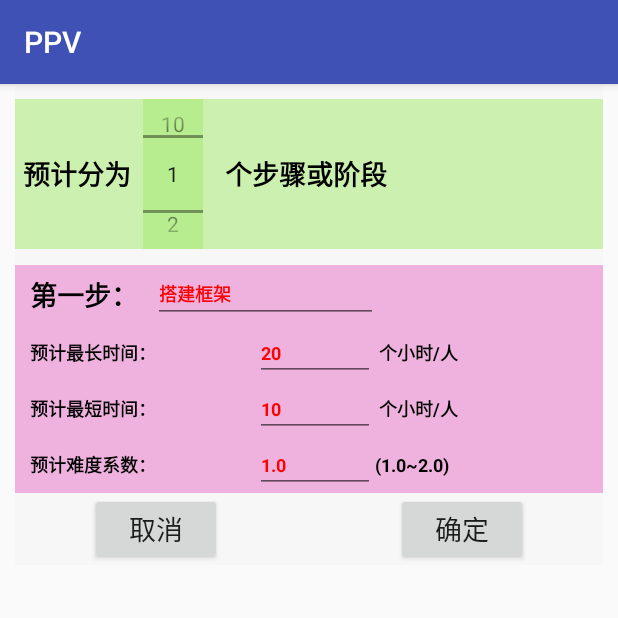
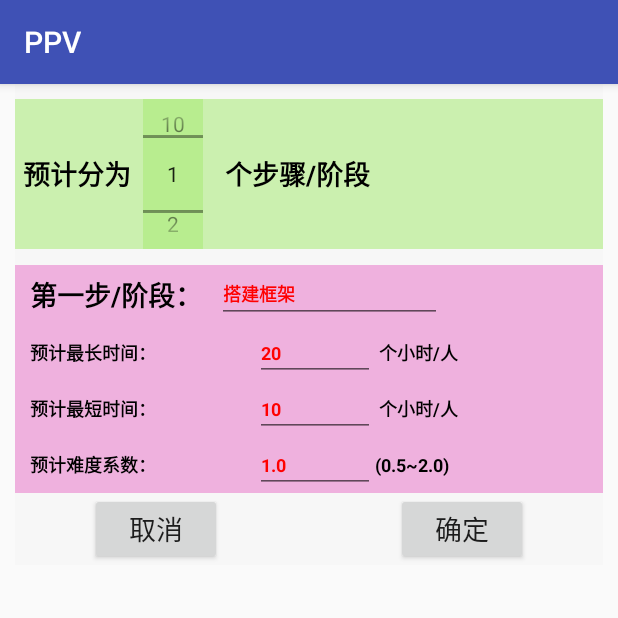
Before and after one commit to zst96226/PPVPorject, an Android app: the EstimateValueActivity screen opened directly, with no data from a screen before it, on a phone screen of 412 x 824 dp, the top half of it. Run offline under Robolectric (Android 15) with nearby library versions, the phone set to English and light mode, and no system bars.

Commit message:
10:00 2017/2/7 by yhp

```diff
--- a/app/src/main/java/com/example/beyondsys/ppv/activity/OneSelfView.java
+++ b/app/src/main/java/com/example/beyondsys/ppv/activity/OneSelfView.java
@@ -6,6 +6,7 @@ import android.content.Intent;
 import android.os.Bundle;
 import android.support.v4.app.Fragment;
 import android.text.Layout;
+import android.util.Log;
 import android.view.Gravity;
 import android.view.LayoutInflater;
 import android.view.View;
@@ -15,11 +16,17 @@ import android.widget.ImageView;
 import android.widget.LinearLayout;
 import android.widget.ListView;
 import android.widget.RelativeLayout;
+import android.widget.SimpleAdapter;
 import android.widget.Toast;
 
 import com.example.beyondsys.ppv.R;
 import com.example.beyondsys.ppv.tools.CustomDialog;
 import com.example.beyondsys.ppv.tools.ValidaService;
+
+import java.util.ArrayList;
+import java.util.HashMap;
+import java.util.List;
+import java.util.Map;
 
 /**
  * Created by zhsht on 2017/1/13.个人信息界面
@@ -82,7 +89,7 @@ private LinearLayout personInfoLayout;
             public void onClick(View v) {
                 if (child_list.getVisibility() == View.GONE) {
                     child_list.setVisibility(View.VISIBLE);
-                   // SetList();
+                    setList();
                     show_team.setImageResource(R.drawable.arrow_up_float);
                 } else {
                     child_list.setVisibility(View.GONE);
@@ -92,6 +99,29 @@ private LinearLayout personInfoLayout;
         });
     }
 
+    private  void setList()
+    {
+        SimpleAdapter adapter=new SimpleAdapter(getActivity(),getData(),R.layout.teamliststyle,
+                new String[]{"teamName","teamLevel"},new int []{R.id.TeamName_tex,R.id.TeamLevel_tex});
+        child_list.setAdapter(adapter);
+    }
+    private List<Map<String, Object>> getData() {
+        List<Map<String, Object>> list = new ArrayList<Map<String, Object>>();
+        Map<String, Object> map = new HashMap<String, Object>();
+
+        map.put("teamName", "杉石科技");
+        map.put("teamLevel", "员工");
+        list.add(map);
+        map=new HashMap<String,Object>();
+        map.put("teamName", "杉石科技");
+        map.put("teamLevel", "经理");
+        list.add(map);
+        map=new HashMap<String,Object>();
+        map.put("teamName", "杉石科技");
+        map.put("teamLevel", "项目总监");
+        list.add(map);
+    return  list;
+    }
     @Override
     public void onActivityCreated(Bundle savedInstanceState) {
         // TODO Auto-generated method stub
--- a/app/src/main/res/layout/activity_estimate_value.xml
+++ b/app/src/main/res/layout/activity_estimate_value.xml
@@ -36,7 +36,7 @@
             android:layout_height="wrap_content"
             android:layout_marginRight="5sp"
             android:layout_marginLeft="5sp"
-            android:text="&#160;&#160;个步骤或阶段"
+            android:text="&#160;&#160;个步骤/阶段"
             android:gravity="center"
             android:layout_gravity="center_vertical"
             android:textSize="18sp"
@@ -66,7 +66,7 @@
                 <TextView
                     android:layout_width="wrap_content"
                     android:layout_height="wrap_content"
-                    android:text="第一步："
+                    android:text="第一步/阶段："
                     android:textColor="@color/mainFont"
                     android:textStyle="bold"
                     android:textSize="18sp"
@@ -103,6 +103,7 @@
                         android:layout_width="80sp"
                         android:layout_height="wrap_content"
                         android:text="20"
+                        android:inputType="numberDecimal"
                         android:digits="1234567890"
                         android:textColor="@color/tabColor"
                         android:textStyle="bold"
@@ -138,6 +139,7 @@
                         android:layout_width="80sp"
                         android:layout_height="wrap_content"
                         android:text="10"
+                        android:inputType="numberDecimal"
                         android:digits="1234567890"
                         android:textColor="@color/tabColor"
                         android:textStyle="bold"
@@ -183,7 +185,7 @@
                     <TextView
                         android:layout_width="100sp"
                         android:layout_height="wrap_content"
-                        android:text="(1.0~2.0)"
+                        android:text="(0.5~2.0)"
                         android:textColor="@color/mainFont"
                         android:textStyle="bold"
                         android:textSize="12sp"
@@ -206,7 +208,7 @@
                 <TextView
                     android:layout_width="match_parent"
                     android:layout_height="wrap_content"
-                    android:text="第二步："
+                    android:text="第二步/阶段："
                     android:textColor="@color/mainFont"
                     android:textStyle="bold"
                     android:textSize="18sp"
@@ -243,6 +245,8 @@
                         android:layout_width="80sp"
                         android:layout_height="wrap_content"
                         android:text="20"
+                        android:inputType="numberDecimal"
+                        android:digits="1234567890"
                         android:textColor="@color/tabColor"
                         android:textStyle="bold"
                         android:textSize="12sp"
@@ -277,6 +281,8 @@
                         android:layout_width="80sp"
                         android:layout_height="wrap_content"
                         android:text="10"
+                        android:inputType="numberDecimal"
+                        android:digits="1234567890"
                         android:textColor="@color/tabColor"
                         android:textStyle="bold"
                         android:textSize="12sp"
@@ -311,6 +317,8 @@
                         android:layout_width="80sp"
                         android:layout_height="wrap_content"
                         android:text="1.0"
+                        android:inputType="numberDecimal"
+                        android:digits="1234567890."
                         android:textColor="@color/tabColor"
                         android:textStyle="bold"
                         android:textSize="12sp"
@@ -319,7 +327,7 @@
                     <TextView
                         android:layout_width="100sp"
                         android:layout_height="wrap_content"
-                        android:text="(1.0~2.0)"
+                        android:text="(0.5~2.0)"
                         android:textColor="@color/mainFont"
                         android:textStyle="bold"
                         android:textSize="12sp"
@@ -342,7 +350,7 @@
                 <TextView
                     android:layout_width="match_parent"
                     android:layout_height="wrap_content"
-                    android:text="第三步："
+                    android:text="第三步/阶段："
                     android:textColor="@color/mainFont"
                     android:textStyle="bold"
                     android:textSize="18sp"
@@ -379,6 +387,8 @@
                         android:layout_width="80sp"
                         android:layout_height="wrap_content"
                         android:text="20"
+                        android:inputType="numberDecimal"
+                        android:digits="1234567890"
                         android:textColor="@color/tabColor"
                         android:textStyle="bold"
                         android:textSize="12sp"
@@ -413,6 +423,8 @@
                         android:layout_width="80sp"
                         android:layout_height="wrap_content"
                         android:text="10"
+                        android:inputType="numberDecimal"
+                        android:digits="1234567890"
                         android:textColor="@color/tabColor"
                         android:textStyle="bold"
                         android:textSize="12sp"
@@ -447,6 +459,8 @@
                         android:layout_width="80sp"
                         android:layout_height="wrap_content"
                         android:text="1.0"
+                        android:inputType="numberDecimal"
+                        android:digits="1234567890."
                         android:textColor="@color/tabColor"
                         android:textStyle="bold"
                         android:textSize="12sp"
@@ -455,7 +469,7 @@
                     <TextView
                         android:layout_width="100sp"
                         android:layout_height="wrap_content"
-                        android:text="(1.0~2.0)"
+                        android:text="(0.5~2.0)"
                         android:textColor="@color/mainFont"
                         android:textStyle="bold"
                         android:textSize="12sp"
@@ -478,7 +492,7 @@
                 <TextView
                     android:layout_width="match_parent"
                     android:layout_height="wrap_content"
-                    android:text="第四步："
+                    android:text="第四步/阶段："
                     android:textColor="@color/mainFont"
                     android:textStyle="bold"
                     android:textSize="18sp"
@@ -515,6 +529,8 @@
                         android:layout_width="80sp"
                         android:layout_height="wrap_content"
                         android:text="20"
+                        android:inputType="numberDecimal"
+                        android:digits="1234567890"
                         android:textColor="@color/tabColor"
                         android:textStyle="bold"
                         android:textSize="12sp"
@@ -549,6 +565,8 @@
                         android:layout_width="80sp"
                         android:layout_height="wrap_content"
                         android:text="10"
+                        android:inputType="numberDecimal"
+                        android:digits="1234567890"
                         android:textColor="@color/tabColor"
                         android:textStyle="bold"
                         android:textSize="12sp"
@@ -583,6 +601,8 @@
                         android:layout_width="80sp"
                         android:layout_height="wrap_content"
                         android:text="1.0"
+                        android:inputType="numberDecimal"
+                        android:digits="1234567890."
                         android:textColor="@color/tabColor"
                         android:textStyle="bold"
                         android:textSize="12sp"
@@ -591,7 +611,7 @@
                     <TextView
                         android:layout_width="100sp"
                         android:layout_height="wrap_content"
-                        android:text="(1.0~2.0)"
+                        android:text="(0.5~2.0)"
                         android:textColor="@color/mainFont"
                         android:textStyle="bold"
                         android:textSize="12sp"
@@ -614,7 +634,7 @@
                 <TextView
                     android:layout_width="match_parent"
                     android:layout_height="wrap_content"
-                    android:text="第五步："
+                    android:text="第五步/阶段："
                     android:textColor="@color/mainFont"
                     android:textStyle="bold"
                     android:textSize="18sp"
@@ -651,6 +671,8 @@
                         android:layout_width="80sp"
                         android:layout_height="wrap_content"
                         android:text="20"
+                        android:inputType="numberDecimal"
+                        android:digits="1234567890"
                         android:textColor="@color/tabColor"
                         android:textStyle="bold"
                         android:textSize="12sp"
@@ -685,6 +707,8 @@
                         android:layout_width="80sp"
                         android:layout_height="wrap_content"
                         android:text="10"
+                        android:inputType="numberDecimal"
+                        android:digits="1234567890"
                         android:textColor="@color/tabColor"
                         android:textStyle="bold"
                         android:textSize="12sp"
@@ -719,6 +743,8 @@
                         android:layout_width="80sp"
                         android:layout_height="wrap_content"
                         android:text="1.0"
+                        android:inputType="numberDecimal"
+                        android:digits="1234567890."
                         android:textColor="@color/tabColor"
                         android:textStyle="bold"
                         android:textSize="12sp"
@@ -727,7 +753,7 @@
                     <TextView
                         android:layout_width="100sp"
                         android:layout_height="wrap_content"
-                        android:text="(1.0~2.0)"
+                        android:text="(0.5~2.0)"
                         android:textColor="@color/mainFont"
                         android:textStyle="bold"
                         android:textSize="12sp"
@@ -750,7 +776,7 @@
                 <TextView
                     android:layout_width="match_parent"
                     android:layout_height="wrap_content"
-                    android:text="第六步："
+                    android:text="第六步/阶段："
                     android:textColor="@color/mainFont"
                     android:textStyle="bold"
                     android:textSize="18sp"
@@ -787,6 +813,8 @@
                         android:layout_width="80sp"
                         android:layout_height="wrap_content"
                         android:text="20"
+                        android:inputType="numberDecimal"
+                        android:digits="1234567890"
                         android:textColor="@color/tabColor"
                         android:textStyle="bold"
                         android:textSize="12sp"
@@ -821,6 +849,8 @@
                         android:layout_width="80sp"
                         android:layout_height="wrap_content"
                         android:text="10"
+                        android:inputType="numberDecimal"
+                        android:digits="1234567890"
                         android:textColor="@color/tabColor"
                         android:textStyle="bold"
                         android:textSize="12sp"
@@ -855,6 +885,8 @@
                         android:layout_width="80sp"
                         android:layout_height="wrap_content"
                         android:text="1.0"
+                        android:inputType="numberDecimal"
+                        android:digits="1234567890."
                         android:textColor="@color/tabColor"
                         android:textStyle="bold"
                         android:textSize="12sp"
@@ -863,7 +895,7 @@
                     <TextView
                         android:layout_width="100sp"
                         android:layout_height="wrap_content"
-                        android:text="(1.0~2.0)"
+                        android:text="(0.5~2.0)"
                         android:textColor="@color/mainFont"
                         android:textStyle="bold"
                         android:textSize="12sp"
@@ -886,7 +918,7 @@
                 <TextView
                     android:layout_width="match_parent"
                     android:layout_height="wrap_content"
-                    android:text="第七步："
+                    android:text="第七步/阶段："
                     android:textColor="@color/mainFont"
                     android:textStyle="bold"
                     android:textSize="18sp"
@@ -923,6 +955,8 @@
                         android:layout_width="80sp"
                         android:layout_height="wrap_content"
                         android:text="20"
+                        android:inputType="numberDecimal"
+                        android:digits="1234567890"
                         android:textColor="@color/tabColor"
                         android:textStyle="bold"
                         android:textSize="12sp"
@@ -957,6 +991,8 @@
                         android:layout_width="80sp"
                         android:layout_height="wrap_content"
                         android:text="10"
+                        android:inputType="numberDecimal"
+                        android:digits="1234567890"
                         android:textColor="@color/tabColor"
                         android:textStyle="bold"
                         android:textSize="12sp"
@@ -991,6 +1027,8 @@
                         android:layout_width="80sp"
                         android:layout_height="wrap_content"
                         android:text="1.0"
+                        android:inputType="numberDecimal"
+                        android:digits="1234567890."
                         android:textColor="@color/tabColor"
                         android:textStyle="bold"
                         android:textSize="12sp"
@@ -999,7 +1037,7 @@
                     <TextView
                         android:layout_width="100sp"
                         android:layout_height="wrap_content"
-                        android:text="(1.0~2.0)"
+                        android:text="(0.5~2.0)"
                         android:textColor="@color/mainFont"
                         android:textStyle="bold"
                         android:textSize="12sp"
@@ -1022,7 +1060,7 @@
                 <TextView
                     android:layout_width="match_parent"
                     android:layout_height="wrap_content"
-                    android:text="第八步："
+                    android:text="第八步/阶段："
                     android:textColor="@color/mainFont"
                     android:textStyle="bold"
                     android:textSize="18sp"
@@ -1033,7 +1071,7 @@
                         android:id="@+id/step8_name"
                         android:layout_width="150sp"
                         android:layout_height="wrap_content"
-                        android:text="搭建框架"
+                        android:text=""
                         android:textColor="@color/tabColor"
                         android:textStyle="bold"
                         android:textSize="12sp"
@@ -1059,6 +1097,8 @@
                         android:layout_width="80sp"
                         android:layout_height="wrap_content"
                         android:text="20"
+                        android:inputType="numberDecimal"
+                        android:digits="1234567890"
                         android:textColor="@color/tabColor"
                         android:textStyle="bold"
                         android:textSize="12sp"
@@ -1093,6 +1133,8 @@
                         android:layout_width="80sp"
                         android:layout_height="wrap_content"
                         android:text="10"
+                        android:inputType="numberDecimal"
+                        android:digits="1234567890"
                         android:textColor="@color/tabColor"
                         android:textStyle="bold"
                         android:textSize="12sp"
@@ -1127,6 +1169,8 @@
                         android:layout_width="80sp"
                         android:layout_height="wrap_content"
                         android:text="1.0"
+                        android:inputType="numberDecimal"
+                        android:digits="1234567890."
                         android:textColor="@color/tabColor"
                         android:textStyle="bold"
                         android:textSize="12sp"
@@ -1135,7 +1179,7 @@
                     <TextView
                         android:layout_width="100sp"
                         android:layout_height="wrap_content"
-                        android:text="(1.0~2.0)"
+                        android:text="(0.5~2.0)"
                         android:textColor="@color/mainFont"
                         android:textStyle="bold"
                         android:textSize="12sp"
@@ -1158,7 +1202,7 @@
                 <TextView
                     android:layout_width="match_parent"
                     android:layout_height="wrap_content"
-                    android:text="第九步："
+                    android:text="第九步/阶段："
                     android:textColor="@color/mainFont"
                     android:textStyle="bold"
                     android:textSize="18sp"
--- a/app/src/main/res/layout/teamliststyle.xml
+++ b/app/src/main/res/layout/teamliststyle.xml
@@ -15,6 +15,7 @@
            android:layout_marginTop="5sp"
            android:layout_height="wrap_content">
            <CheckBox
+               android:id="@+id/checkbox"
                android:layout_width="match_parent"
                android:layout_height="wrap_content"
                android:checked="false"
```
